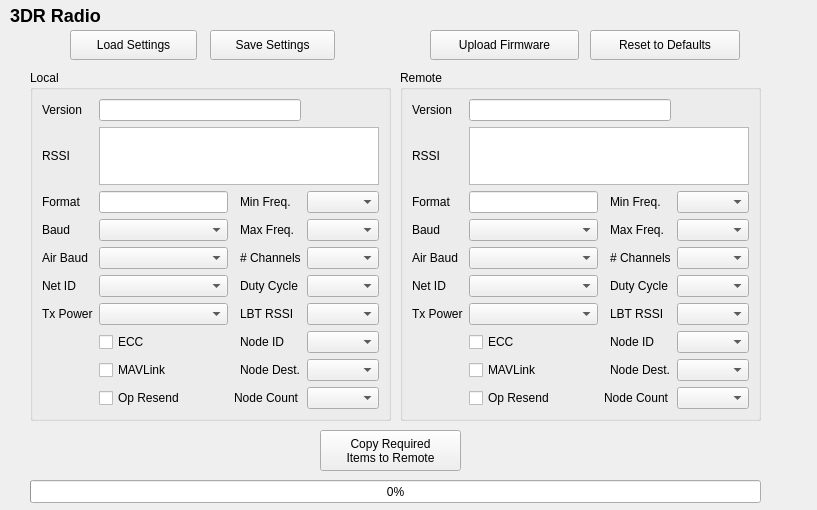
Old version of the form src/ui/configuration/Radio3DRConfig.ui in the repository ArduPilot/apm_planner.
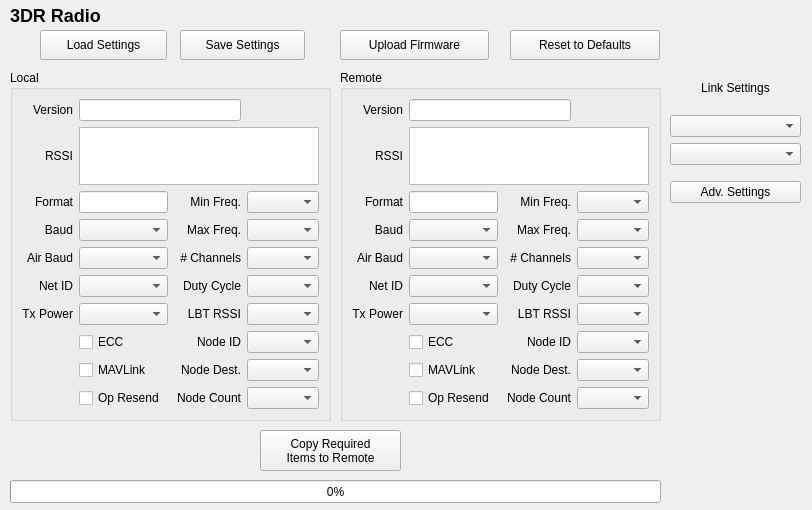
New version of the form.

Commit message: Added Feature to Select 3DR Radio Comm Port

The edit to the form file:
```diff
--- a/src/ui/configuration/Radio3DRConfig.ui
+++ b/src/ui/configuration/Radio3DRConfig.ui
@@ -6,7 +6,7 @@
    <rect>
     <x>0</x>
     <y>0</y>
-    <width>817</width>
+    <width>812</width>
     <height>510</height>
    </rect>
   </property>
@@ -32,7 +32,7 @@
   <widget class="QPushButton" name="pushButton">
    <property name="geometry">
     <rect>
-     <x>70</x>
+     <x>40</x>
      <y>30</y>
      <width>127</width>
      <height>30</height>
@@ -45,7 +45,7 @@
   <widget class="QPushButton" name="pushButton_2">
    <property name="geometry">
     <rect>
-     <x>210</x>
+     <x>180</x>
      <y>30</y>
      <width>125</width>
      <height>30</height>
@@ -58,7 +58,7 @@
   <widget class="QPushButton" name="pushButton_3">
    <property name="geometry">
     <rect>
-     <x>430</x>
+     <x>340</x>
      <y>30</y>
      <width>149</width>
      <height>30</height>
@@ -71,7 +71,7 @@
   <widget class="QPushButton" name="pushButton_4">
    <property name="geometry">
     <rect>
-     <x>590</x>
+     <x>510</x>
      <y>30</y>
      <width>150</width>
      <height>30</height>
@@ -84,9 +84,9 @@
   <widget class="QGroupBox" name="localGroupBox">
    <property name="geometry">
     <rect>
-     <x>30</x>
+     <x>10</x>
      <y>70</y>
-     <width>361</width>
+     <width>321</width>
      <height>351</height>
     </rect>
    </property>
@@ -99,6 +99,9 @@
       <property name="text">
        <string>LBT RSSI</string>
       </property>
+      <property name="alignment">
+       <set>Qt::AlignRight|Qt::AlignTrailing|Qt::AlignVCenter</set>
+      </property>
      </widget>
     </item>
     <item row="3" column="3">
@@ -106,6 +109,9 @@
       <property name="text">
        <string>Max Freq.</string>
       </property>
+      <property name="alignment">
+       <set>Qt::AlignRight|Qt::AlignTrailing|Qt::AlignVCenter</set>
+      </property>
      </widget>
     </item>
     <item row="7" column="1">
@@ -120,6 +126,9 @@
       <property name="text">
        <string>Net ID</string>
       </property>
+      <property name="alignment">
+       <set>Qt::AlignRight|Qt::AlignTrailing|Qt::AlignVCenter</set>
+      </property>
      </widget>
     </item>
     <item row="2" column="4">
@@ -130,6 +139,9 @@
       <property name="text">
        <string>Node Dest.</string>
       </property>
+      <property name="alignment">
+       <set>Qt::AlignRight|Qt::AlignTrailing|Qt::AlignVCenter</set>
+      </property>
      </widget>
     </item>
     <item row="8" column="4">
@@ -150,6 +162,9 @@
       <property name="text">
        <string>Format</string>
       </property>
+      <property name="alignment">
+       <set>Qt::AlignRight|Qt::AlignTrailing|Qt::AlignVCenter</set>
+      </property>
      </widget>
     </item>
     <item row="7" column="3">
@@ -157,6 +172,9 @@
       <property name="text">
        <string>Node ID</string>
       </property>
+      <property name="alignment">
+       <set>Qt::AlignRight|Qt::AlignTrailing|Qt::AlignVCenter</set>
+      </property>
      </widget>
     </item>
     <item row="4" column="4">
@@ -174,6 +192,9 @@
       <property name="text">
        <string>Air Baud</string>
       </property>
+      <property name="alignment">
+       <set>Qt::AlignRight|Qt::AlignTrailing|Qt::AlignVCenter</set>
+      </property>
      </widget>
     </item>
     <item row="2" column="3">
@@ -181,6 +202,9 @@
       <property name="text">
        <string>Min Freq.</string>
       </property>
+      <property name="alignment">
+       <set>Qt::AlignRight|Qt::AlignTrailing|Qt::AlignVCenter</set>
+      </property>
      </widget>
     </item>
     <item row="6" column="0">
@@ -188,6 +212,9 @@
       <property name="text">
        <string>Tx Power</string>
       </property>
+      <property name="alignment">
+       <set>Qt::AlignRight|Qt::AlignTrailing|Qt::AlignVCenter</set>
+      </property>
      </widget>
     </item>
     <item row="4" column="3">
@@ -195,6 +222,9 @@
       <property name="text">
        <string># Channels</string>
       </property>
+      <property name="alignment">
+       <set>Qt::AlignRight|Qt::AlignTrailing|Qt::AlignVCenter</set>
+      </property>
      </widget>
     </item>
     <item row="5" column="1">
@@ -214,6 +244,9 @@
       <property name="text">
        <string>Node Count</string>
       </property>
+      <property name="alignment">
+       <set>Qt::AlignRight|Qt::AlignTrailing|Qt::AlignVCenter</set>
+      </property>
      </widget>
     </item>
     <item row="6" column="1">
@@ -224,6 +257,9 @@
       <property name="text">
        <string>Baud</string>
       </property>
+      <property name="alignment">
+       <set>Qt::AlignRight|Qt::AlignTrailing|Qt::AlignVCenter</set>
+      </property>
      </widget>
     </item>
     <item row="3" column="4">
@@ -251,6 +287,12 @@
       <property name="text">
        <string>Version</string>
       </property>
+      <property name="alignment">
+       <set>Qt::AlignRight|Qt::AlignTrailing|Qt::AlignVCenter</set>
+      </property>
+      <property name="buddy">
+       <cstring>versionLineEdit</cstring>
+      </property>
      </widget>
     </item>
     <item row="5" column="3">
@@ -258,6 +300,9 @@
       <property name="text">
        <string>Duty Cycle</string>
       </property>
+      <property name="alignment">
+       <set>Qt::AlignRight|Qt::AlignTrailing|Qt::AlignVCenter</set>
+      </property>
      </widget>
     </item>
     <item row="3" column="1">
@@ -268,6 +313,9 @@
       <property name="text">
        <string>RSSI</string>
       </property>
+      <property name="alignment">
+       <set>Qt::AlignRight|Qt::AlignTrailing|Qt::AlignVCenter</set>
+      </property>
      </widget>
     </item>
     <item row="0" column="1" colspan="3">
@@ -312,9 +360,9 @@
   <widget class="QProgressBar" name="progressBar">
    <property name="geometry">
     <rect>
-     <x>30</x>
+     <x>10</x>
      <y>480</y>
-     <width>731</width>
+     <width>651</width>
      <height>23</height>
     </rect>
    </property>
@@ -325,9 +373,9 @@
   <widget class="QGroupBox" name="remoteGroupBox">
    <property name="geometry">
     <rect>
-     <x>400</x>
+     <x>340</x>
      <y>70</y>
-     <width>361</width>
+     <width>321</width>
      <height>351</height>
     </rect>
    </property>
@@ -340,6 +388,9 @@
       <property name="text">
        <string>Net ID</string>
       </property>
+      <property name="alignment">
+       <set>Qt::AlignRight|Qt::AlignTrailing|Qt::AlignVCenter</set>
+      </property>
      </widget>
     </item>
     <item row="2" column="4">
@@ -350,6 +401,9 @@
       <property name="text">
        <string>Node Dest.</string>
       </property>
+      <property name="alignment">
+       <set>Qt::AlignRight|Qt::AlignTrailing|Qt::AlignVCenter</set>
+      </property>
      </widget>
     </item>
     <item row="8" column="4">
@@ -377,6 +431,9 @@
       <property name="text">
        <string>Air Baud</string>
       </property>
+      <property name="alignment">
+       <set>Qt::AlignRight|Qt::AlignTrailing|Qt::AlignVCenter</set>
+      </property>
      </widget>
     </item>
     <item row="2" column="3">
@@ -384,6 +441,9 @@
       <property name="text">
        <string>Min Freq.</string>
       </property>
+      <property name="alignment">
+       <set>Qt::AlignRight|Qt::AlignTrailing|Qt::AlignVCenter</set>
+      </property>
      </widget>
     </item>
     <item row="4" column="4">
@@ -394,6 +454,9 @@
       <property name="text">
        <string>Tx Power</string>
       </property>
+      <property name="alignment">
+       <set>Qt::AlignRight|Qt::AlignTrailing|Qt::AlignVCenter</set>
+      </property>
      </widget>
     </item>
     <item row="7" column="3">
@@ -401,6 +464,9 @@
       <property name="text">
        <string>Node ID</string>
       </property>
+      <property name="alignment">
+       <set>Qt::AlignRight|Qt::AlignTrailing|Qt::AlignVCenter</set>
+      </property>
      </widget>
     </item>
     <item row="4" column="3">
@@ -408,6 +474,9 @@
       <property name="text">
        <string># Channels</string>
       </property>
+      <property name="alignment">
+       <set>Qt::AlignRight|Qt::AlignTrailing|Qt::AlignVCenter</set>
+      </property>
      </widget>
     </item>
     <item row="5" column="1">
@@ -430,6 +499,9 @@
       <property name="text">
        <string>LBT RSSI</string>
       </property>
+      <property name="alignment">
+       <set>Qt::AlignRight|Qt::AlignTrailing|Qt::AlignVCenter</set>
+      </property>
      </widget>
     </item>
     <item row="6" column="1">
@@ -446,6 +518,9 @@
       <property name="text">
        <string>Node Count</string>
       </property>
+      <property name="alignment">
+       <set>Qt::AlignRight|Qt::AlignTrailing|Qt::AlignVCenter</set>
+      </property>
      </widget>
     </item>
     <item row="3" column="0">
@@ -453,6 +528,9 @@
       <property name="text">
        <string>Baud</string>
       </property>
+      <property name="alignment">
+       <set>Qt::AlignRight|Qt::AlignTrailing|Qt::AlignVCenter</set>
+      </property>
      </widget>
     </item>
     <item row="3" column="4">
@@ -463,6 +541,9 @@
       <property name="text">
        <string>Version</string>
       </property>
+      <property name="alignment">
+       <set>Qt::AlignRight|Qt::AlignTrailing|Qt::AlignVCenter</set>
+      </property>
      </widget>
     </item>
     <item row="5" column="3">
@@ -470,6 +551,9 @@
       <property name="text">
        <string>Duty Cycle</string>
       </property>
+      <property name="alignment">
+       <set>Qt::AlignRight|Qt::AlignTrailing|Qt::AlignVCenter</set>
+      </property>
      </widget>
     </item>
     <item row="3" column="1">
@@ -480,6 +564,9 @@
       <property name="text">
        <string>RSSI</string>
       </property>
+      <property name="alignment">
+       <set>Qt::AlignRight|Qt::AlignTrailing|Qt::AlignVCenter</set>
+      </property>
      </widget>
     </item>
     <item row="2" column="0">
@@ -487,6 +574,9 @@
       <property name="text">
        <string>Format</string>
       </property>
+      <property name="alignment">
+       <set>Qt::AlignRight|Qt::AlignTrailing|Qt::AlignVCenter</set>
+      </property>
      </widget>
     </item>
     <item row="1" column="1" colspan="4">
@@ -497,6 +587,9 @@
       <property name="text">
        <string>Max Freq.</string>
       </property>
+      <property name="alignment">
+       <set>Qt::AlignRight|Qt::AlignTrailing|Qt::AlignVCenter</set>
+      </property>
      </widget>
     </item>
     <item row="7" column="1">
@@ -511,7 +604,7 @@
   <widget class="QPushButton" name="pushButton_5">
    <property name="geometry">
     <rect>
-     <x>320</x>
+     <x>260</x>
      <y>430</y>
      <width>141</width>
      <height>41</height>
@@ -522,6 +615,86 @@
 Items to Remote</string>
    </property>
   </widget>
+  <widget class="QWidget" name="layoutWidget">
+   <property name="geometry">
+    <rect>
+     <x>670</x>
+     <y>66</y>
+     <width>131</width>
+     <height>137</height>
+    </rect>
+   </property>
+   <layout class="QVBoxLayout" name="verticalLayout">
+    <property name="sizeConstraint">
+     <enum>QLayout::SetMinAndMaxSize</enum>
+    </property>
+    <item>
+     <widget class="QLabel" name="label_31">
+      <property name="text">
+       <string>Link Settings</string>
+      </property>
+      <property name="alignment">
+       <set>Qt::AlignCenter</set>
+      </property>
+     </widget>
+    </item>
+    <item>
+     <widget class="QComboBox" name="linkPortComboBox">
+      <property name="sizePolicy">
+       <sizepolicy hsizetype="Minimum" vsizetype="Fixed">
+        <horstretch>0</horstretch>
+        <verstretch>0</verstretch>
+       </sizepolicy>
+      </property>
+      <property name="minimumSize">
+       <size>
+        <width>123</width>
+        <height>0</height>
+       </size>
+      </property>
+     </widget>
+    </item>
+    <item>
+     <widget class="QComboBox" name="baudPortComboBox">
+      <property name="sizePolicy">
+       <sizepolicy hsizetype="Minimum" vsizetype="Fixed">
+        <horstretch>0</horstretch>
+        <verstretch>0</verstretch>
+       </sizepolicy>
+      </property>
+      <property name="minimumSize">
+       <size>
+        <width>123</width>
+        <height>0</height>
+       </size>
+      </property>
+     </widget>
+    </item>
+    <item>
+     <spacer name="verticalSpacer">
+      <property name="orientation">
+       <enum>Qt::Vertical</enum>
+      </property>
+      <property name="sizeType">
+       <enum>QSizePolicy::Fixed</enum>
+      </property>
+      <property name="sizeHint" stdset="0">
+       <size>
+        <width>91</width>
+        <height>10</height>
+       </size>
+      </property>
+     </spacer>
+    </item>
+    <item>
+     <widget class="QPushButton" name="settingsButton">
+      <property name="text">
+       <string>Adv. Settings</string>
+      </property>
+     </widget>
+    </item>
+   </layout>
+  </widget>
  </widget>
  <resources/>
  <connections/>
```
The commit also changes 2 other files.
